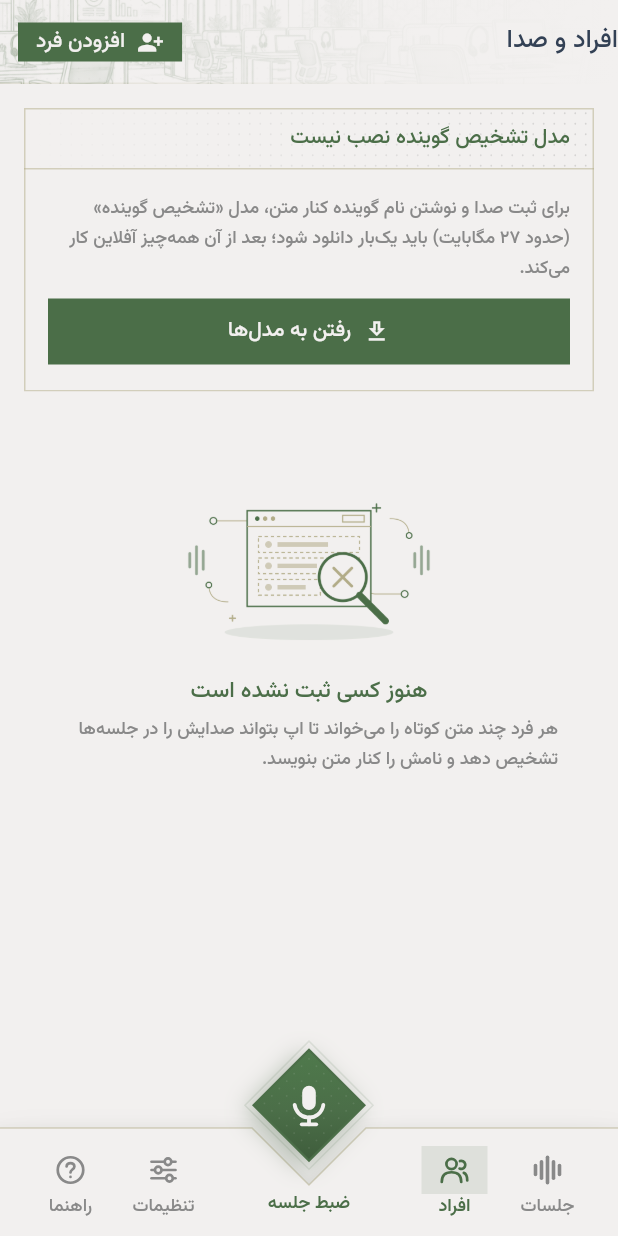
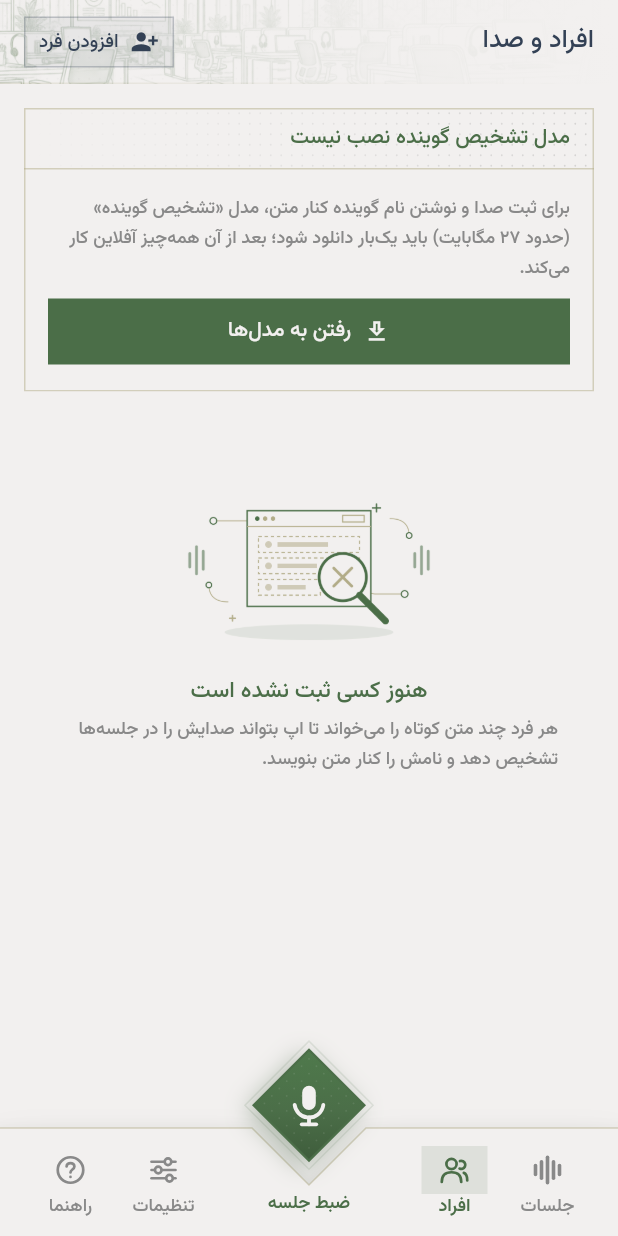
Before and after one commit to aminazadi/sedasanj, a Flutter app: the ShellScreen screen opened directly with empty values, item 3 of the bottom bar chosen, on a phone screen of 412 x 824 dp. Run offline on Flutter 3.47's test engine with Material 3 defaults, Android fonts, the phone set to English and light mode, and no system bars; our stand-ins replace connectivity_plus, dio, file_picker, flutter_riverpod, flutter_secure_storage, flutter_svg and 8 more; missing offline and left inert: cryptography, disk_space_plus, flutter_foreground_task, mobile_scanner, record, sherpa_onnx; accounts and stored records are empty.

Commit message:
Fix Jalase Negar tab header spacing and unify action buttons
Apply consistent 16-pixel insets to all bottom-navigation headers and share the square bordered action style between model downloads and adding people.

Cover RTL header geometry and action navigation at 320 and 390 pixels; document the header controls and update the app changelog.

```diff
--- a/jalase-negar/lib/app/shell_screen.dart
+++ b/jalase-negar/lib/app/shell_screen.dart
@@ -50,84 +50,26 @@ class ShellScreen extends ConsumerWidget {
       // MediaQuery.paddingOf(context).bottom, which the Scaffold sets to the
       // bar height.
       extendBody: true,
-      appBar: pageTitle != null
-          ? SsAppBar(
-              title: Text(pageTitle),
+      appBar: SsAppBar(
+        titleSpacing: 16,
+        actionsPadding: const EdgeInsetsDirectional.only(end: 16),
+        automaticallyImplyLeading: false,
         centerTitle: false,
+        title: pageTitle != null
+            ? Text(pageTitle)
+            : const SsBrandLogo(width: 104),
         actions: [
+          if (index == 0)
+            SsAppBarAction(
+              icon: Icons.file_download_outlined,
+              label: 'دانلود مدل‌ها',
+              onPressed: () => context.push('/models'),
+            ),
           if (index == 1)
-                  Padding(
-                    padding: const EdgeInsetsDirectional.only(end: 12),
-                    child: Center(
-                      child: FilledButton.icon(
+            SsAppBarAction(
+              icon: Icons.person_add_alt_1,
+              label: 'افزودن فرد',
               onPressed: () => context.push('/people/new'),
-                        style: FilledButton.styleFrom(
-                          minimumSize: const Size(0, 34),
-                          padding: const EdgeInsets.symmetric(horizontal: 12),
-                          visualDensity: VisualDensity.compact,
-                        ),
-                        icon: const Icon(Icons.person_add_alt_1, size: 18),
-                        label: const Text('افزودن فرد'),
-                      ),
-                    ),
-                  ),
-              ],
-            )
-          : SsAppBar(
-              title: Row(
-                mainAxisSize: MainAxisSize.min,
-                children: [
-                  // Same animated wordmark as the web panel's sidebar.
-                  const Flexible(
-                    child: Padding(
-                      padding: EdgeInsetsDirectional.only(start: 16),
-                      child: FittedBox(
-                        fit: BoxFit.scaleDown,
-                        child: SsBrandLogo(width: 104),
-                      ),
-                    ),
-                  ),
-                ],
-              ),
-              centerTitle: false,
-              actions: [
-                Padding(
-                  padding: const EdgeInsetsDirectional.only(end: 12),
-                  child: Center(
-                    child: Semantics(
-                      button: true,
-                      label: 'دانلود مدل‌ها',
-                      child: InkWell(
-                        onTap: () => context.push('/models'),
-                        child: Container(
-                          height: 34,
-                          padding: const EdgeInsets.symmetric(horizontal: 10),
-                          decoration: BoxDecoration(
-                            color: SsColors.ink.withValues(alpha: 0.06),
-                            border: Border.all(
-                              color: SsColors.ink.withValues(alpha: 0.25),
-                            ),
-                          ),
-                          child: const Row(
-                            mainAxisSize: MainAxisSize.min,
-                            children: [
-                              Icon(Icons.file_download_outlined, size: 19),
-                              SizedBox(width: 6),
-                              Text(
-                                'دانلود مدل‌ها',
-                                style: TextStyle(
-                                  fontFamily: 'Vazirmatn',
-                                  fontSize: 12.5,
-                                  fontWeight: FontWeight.w500,
-                                  color: SsColors.ink,
-                                ),
-                              ),
-                            ],
-                          ),
-                        ),
-                      ),
-                    ),
-                  ),
             ),
         ],
       ),
--- a/jalase-negar/lib/app/widgets/ss_widgets.dart
+++ b/jalase-negar/lib/app/widgets/ss_widgets.dart
@@ -81,6 +81,8 @@ class SsAppBar extends AppBar {
     super.bottom,
     super.centerTitle,
     super.automaticallyImplyLeading,
+    super.titleSpacing,
+    super.actionsPadding,
   }) : super(
          flexibleSpace: const DecoratedBox(
            decoration: BoxDecoration(
@@ -93,6 +95,45 @@ class SsAppBar extends AppBar {
            ),
          ),
        );
+}
+
+/// Compact square header action shared by the main navigation tabs.
+class SsAppBarAction extends StatelessWidget {
+  const SsAppBarAction({
+    super.key,
+    required this.icon,
+    required this.label,
+    required this.onPressed,
+  });
+
+  final IconData icon;
+  final String label;
+  final VoidCallback onPressed;
+
+  @override
+  Widget build(BuildContext context) {
+    return Center(
+      child: TextButton.icon(
+        onPressed: onPressed,
+        style: TextButton.styleFrom(
+          foregroundColor: SsColors.ink,
+          backgroundColor: SsColors.ink.withValues(alpha: 0.06),
+          side: BorderSide(color: SsColors.ink.withValues(alpha: 0.25)),
+          shape: const RoundedRectangleBorder(),
+          minimumSize: const Size(0, 34),
+          padding: const EdgeInsets.symmetric(horizontal: 10),
+          iconSize: 19,
+          textStyle: const TextStyle(
+            fontFamily: 'Vazirmatn',
+            fontSize: 12.5,
+            fontWeight: FontWeight.w500,
+          ),
+        ),
+        icon: Icon(icon),
+        label: Text(label),
+      ),
+    );
+  }
 }
 
 class _AppBarArt extends StatelessWidget {
```
Also changed, not shown: 3 other files. Lines whose indentation alone changed are shown as unchanged.
